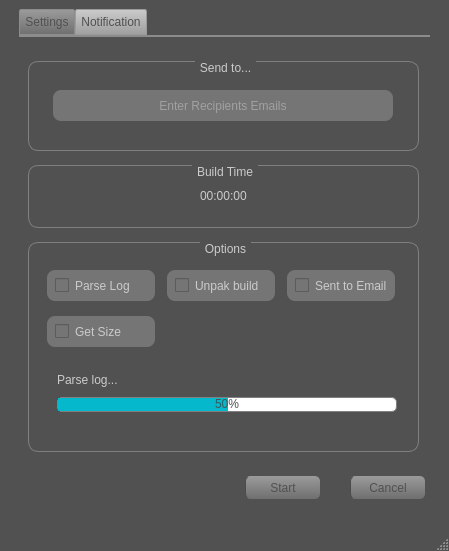
Old version of the form UI/building_notification_3.ui in the repository ADemnichenko/Building_Notification.
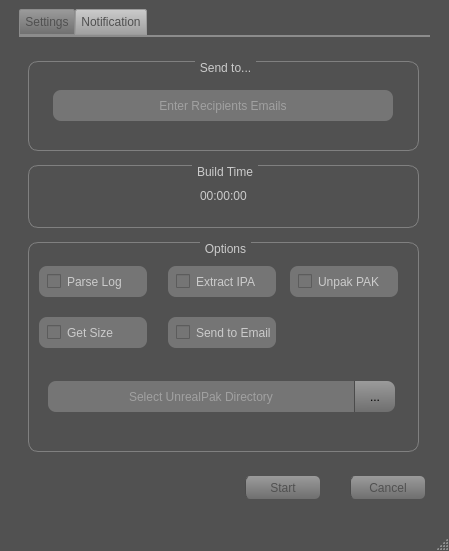
New version of the form.

Diff of the .ui file:
```diff
--- a/UI/building_notification_3.ui
+++ b/UI/building_notification_3.ui
@@ -954,6 +954,21 @@
                <enum>QFrame::Raised</enum>
               </property>
               <layout class="QGridLayout" name="gridLayout_13">
+               <property name="leftMargin">
+                <number>0</number>
+               </property>
+               <property name="topMargin">
+                <number>0</number>
+               </property>
+               <property name="rightMargin">
+                <number>0</number>
+               </property>
+               <property name="bottomMargin">
+                <number>0</number>
+               </property>
+               <property name="horizontalSpacing">
+                <number>-1</number>
+               </property>
                <item row="0" column="0">
                 <widget class="QCheckBox" name="chb_parse_log">
                  <property name="minimumSize">
@@ -1010,12 +1025,12 @@
 }</string>
                  </property>
                  <property name="text">
-                  <string>Unpak build</string>
+                  <string>Extract IPA</string>
                  </property>
                 </widget>
                </item>
                <item row="0" column="2">
-                <widget class="QCheckBox" name="chb_send_to_email">
+                <widget class="QCheckBox" name="chb_unpack_pak">
                  <property name="minimumSize">
                   <size>
                    <width>108</width>
@@ -1037,103 +1052,10 @@
 }</string>
                  </property>
                  <property name="text">
-                  <string>Sent to Email</string>
+                  <string>Unpak PAK</string>
                  </property>
                 </widget>
                </item>
-               <item row="2" column="0" colspan="3">
-                <widget class="QFrame" name="frame_11">
-                 <property name="minimumSize">
-                  <size>
-                   <width>360</width>
-                   <height>60</height>
-                  </size>
-                 </property>
-                 <property name="maximumSize">
-                  <size>
-                   <width>360</width>
-                   <height>60</height>
-                  </size>
-                 </property>
-                 <property name="frameShape">
-                  <enum>QFrame::NoFrame</enum>
-                 </property>
-                 <property name="frameShadow">
-                  <enum>QFrame::Raised</enum>
-                 </property>
-                 <layout class="QGridLayout" name="gridLayout_17">
-                  <property name="leftMargin">
-                   <number>0</number>
-                  </property>
-                  <property name="topMargin">
-                   <number>0</number>
-                  </property>
-                  <property name="rightMargin">
-                   <number>0</number>
-                  </property>
-                  <property name="bottomMargin">
-                   <number>0</number>
-                  </property>
-                  <property name="spacing">
-                   <number>0</number>
-                  </property>
-                  <item row="0" column="0">
-                   <widget class="QLabel" name="label_4">
-                    <property name="minimumSize">
-                     <size>
-                      <width>340</width>
-                      <height>15</height>
-                     </size>
-                    </property>
-                    <property name="maximumSize">
-                     <size>
-                      <width>340</width>
-                      <height>15</height>
-                     </size>
-                    </property>
-                    <property name="styleSheet">
-                     <string notr="true">QLabel{	color: rgb(203, 203, 203);}</string>
-                    </property>
-                    <property name="text">
-                     <string>Parse log...</string>
-                    </property>
-                   </widget>
-                  </item>
-                  <item row="1" column="0">
-                   <widget class="QProgressBar" name="pb_progress">
-                    <property name="minimumSize">
-                     <size>
-                      <width>330</width>
-                      <height>15</height>
-                     </size>
-                    </property>
-                    <property name="maximumSize">
-                     <size>
-                      <width>340</width>
-                      <height>15</height>
-                     </size>
-                    </property>
-                    <property name="styleSheet">
-                     <string notr="true">QProgressBar {
-	color: rgb(80, 80, 80);
-    border: 1px solid grey;
-    border-radius: 5px;
-    text-align: center;
-}
-
-QProgressBar::chunk {
-    background-color: #05B8CC;
-    width: 10px;
-}</string>
-                    </property>
-                    <property name="value">
-                     <number>50</number>
-                    </property>
-                   </widget>
-                  </item>
-                 </layout>
-                </widget>
-               </item>
                <item row="1" column="0">
                 <widget class="QCheckBox" name="chb_get_size">
                  <property name="minimumSize">
@@ -1161,6 +1083,118 @@
                  </property>
                 </widget>
                </item>
+               <item row="1" column="1">
+                <widget class="QCheckBox" name="chb_send_to_email">
+                 <property name="minimumSize">
+                  <size>
+                   <width>108</width>
+                   <height>31</height>
+                  </size>
+                 </property>
+                 <property name="maximumSize">
+                  <size>
+                   <width>108</width>
+                   <height>31</height>
+                  </size>
+                 </property>
+                 <property name="styleSheet">
+                  <string notr="true">QCheckBox{
+color: rgb(203, 203, 203);
+background-color: rgb(117, 117, 117);
+border-radius: 8px;
+padding-left : 8px;
+}</string>
+                 </property>
+                 <property name="text">
+                  <string>Send to Email</string>
+                 </property>
+                </widget>
+               </item>
+               <item row="2" column="0" colspan="3">
+                <widget class="QFrame" name="frame_11">
+                 <property name="minimumSize">
+                  <size>
+                   <width>365</width>
+                   <height>57</height>
+                  </size>
+                 </property>
+                 <property name="maximumSize">
+                  <size>
+                   <width>365</width>
+                   <height>57</height>
+                  </size>
+                 </property>
+                 <property name="frameShape">
+                  <enum>QFrame::NoFrame</enum>
+                 </property>
+                 <property name="frameShadow">
+                  <enum>QFrame::Raised</enum>
+                 </property>
+                 <layout class="QGridLayout" name="gridLayout_21">
+                  <item row="0" column="0">
+                   <widget class="QLineEdit" name="fld_unrealpak_dir">
+                    <property name="minimumSize">
+                     <size>
+                      <width>306</width>
+                      <height>31</height>
+                     </size>
+                    </property>
+                    <property name="maximumSize">
+                     <size>
+                      <width>306</width>
+                      <height>31</height>
+                     </size>
+                    </property>
+                    <property name="styleSheet">
+                     <string notr="true">QLineEdit{
+color: rgb(203, 203, 203);
+background-color: rgb(117, 117, 117);
+border-top-left-radius: 8px;
+border-bottom-left-radius: 8px;
+padding: 5px;
+}</string>
+                    </property>
+                    <property name="text">
+                     <string/>
+                    </property>
+                    <property name="alignment">
+                     <set>Qt::AlignCenter</set>
+                    </property>
+                    <property name="placeholderText">
+                     <string>Select UnrealPak Directory</string>
+                    </property>
+                   </widget>
+                  </item>
+                  <item row="0" column="1">
+                   <widget class="QToolButton" name="btn_unrealpak_dir">
+                    <property name="minimumSize">
+                     <size>
+                      <width>41</width>
+                      <height>31</height>
+                     </size>
+                    </property>
+                    <property name="styleSheet">
+                     <string notr="true">QToolButton { /* all types of tool button */
+ 	border-left:1px solid rgb(75, 75, 75);
+    border-top-right-radius: 8px;
+    border-bottom-right-radius: 8px;
+	background-color: qlineargradient(spread:pad, x1:0.489045, y1:1, x2:0.472, y2:0, stop:0 rgba(111, 111, 111, 255), stop:1 rgba(155, 155, 155, 255));
+}
+QToolButton:pressed {
+	background-color: qlineargradient(spread:pad, x1:0.489045, y1:1, x2:0.472, y2:0, stop:0 rgba(158, 158, 158, 255), stop:1 rgba(203, 203, 203, 255));
+}
+QToolButton:hover {
+	background-color: qlineargradient(spread:pad, x1:0.489045, y1:1, x2:0.472, y2:0, stop:0 rgba(158, 158, 158, 255), stop:1 rgba(203, 203, 203, 255));
+}</string>
+                    </property>
+                    <property name="text">
+                     <string>...</string>
+                    </property>
+                   </widget>
+                  </item>
+                 </layout>
+                </widget>
+               </item>
               </layout>
              </widget>
             </item>
```
Left out of the diff: 412 changed lines with no effect on the pictures.
